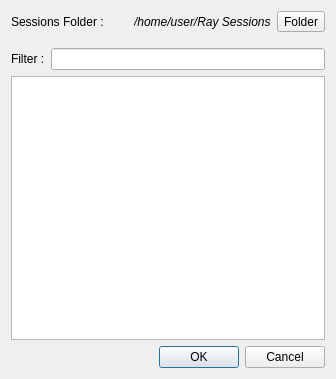
Houston4444/RaySession, file resources/ui/open_session.ui: the form before one commit.
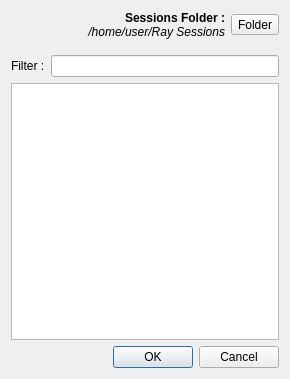
The form after the commit. Icons and pictures are not drawn. Custom widgets are drawn as their Qt base class.

Commit message: light design of sessions folder change in new/open dialogs

The edit to the form file:
```diff
--- a/resources/ui/open_session.ui
+++ b/resources/ui/open_session.ui
@@ -9,7 +9,7 @@
    <rect>
     <x>0</x>
     <y>0</y>
-    <width>336</width>
+    <width>290</width>
     <height>379</height>
    </rect>
   </property>
@@ -21,17 +21,24 @@
   </property>
   <layout class="QVBoxLayout" name="verticalLayout">
    <item>
-    <layout class="QHBoxLayout" name="horizontalLayout">
+    <layout class="QHBoxLayout" name="horizontalLayout_3">
+     <item>
+      <layout class="QVBoxLayout" name="verticalLayout_2">
+       <property name="spacing">
+        <number>0</number>
+       </property>
      <item>
       <widget class="QLabel" name="labelSessionsFolder">
        <property name="text">
-        <string>Sessions Folder :</string>
+          <string>&lt;html&gt;&lt;head/&gt;&lt;body&gt;&lt;p&gt;&lt;span style=&quot; font-weight:600;&quot;&gt;Sessions Folder :&lt;/span&gt;&lt;/p&gt;&lt;/body&gt;&lt;/html&gt;</string>
        </property>
        <property name="alignment">
-        <set>Qt::AlignLeading|Qt::AlignLeft|Qt::AlignVCenter</set>
+          <set>Qt::AlignRight|Qt::AlignTrailing|Qt::AlignVCenter</set>
        </property>
       </widget>
      </item>
+       <item>
+        <layout class="QHBoxLayout" name="horizontalLayout">
      <item>
       <widget class="QLabel" name="currentSessionsFolder">
        <property name="styleSheet">
@@ -40,7 +47,14 @@
        <property name="text">
         <string>/home/user/Ray Sessions</string>
        </property>
-      </widget>
+           <property name="alignment">
+            <set>Qt::AlignRight|Qt::AlignTrailing|Qt::AlignVCenter</set>
+           </property>
+          </widget>
+         </item>
+        </layout>
+       </item>
+      </layout>
      </item>
      <item>
       <widget class="QToolButton" name="toolButtonFolder">
```
Lines whose indentation alone changed are shown as unchanged. The commit also changes 1 other file.
